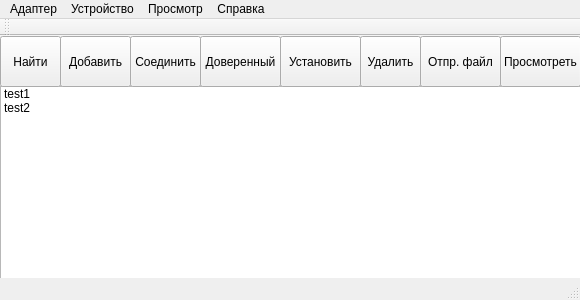
Old version of the form BlueMoon/mainwindow.ui in the repository sklins/BlueMoon.
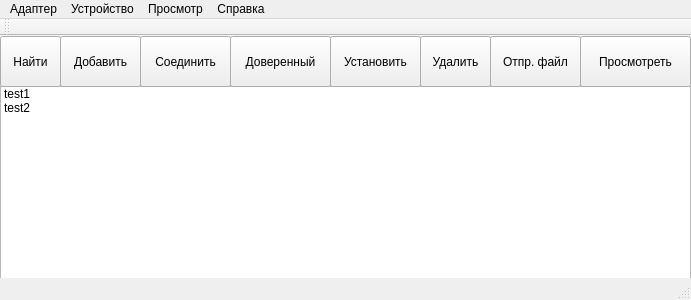
New version of the form.

Commit message: status line bug fixed

```diff
--- a/BlueMoon/mainwindow.ui
+++ b/BlueMoon/mainwindow.ui
@@ -6,7 +6,7 @@
    <rect>
     <x>0</x>
     <y>0</y>
-    <width>580</width>
+    <width>691</width>
     <height>300</height>
    </rect>
   </property>
@@ -19,7 +19,7 @@
      <rect>
       <x>0</x>
       <y>50</y>
-      <width>581</width>
+      <width>691</width>
       <height>201</height>
      </rect>
     </property>
@@ -61,7 +61,7 @@
       <rect>
        <x>60</x>
        <y>0</y>
-       <width>71</width>
+       <width>81</width>
        <height>51</height>
       </rect>
      </property>
@@ -72,9 +72,9 @@
     <widget class="QToolButton" name="toolButton_4">
      <property name="geometry">
       <rect>
-       <x>130</x>
+       <x>140</x>
        <y>0</y>
-       <width>71</width>
+       <width>91</width>
        <height>51</height>
       </rect>
      </property>
@@ -85,9 +85,9 @@
     <widget class="QToolButton" name="toolButton_5">
      <property name="geometry">
       <rect>
-       <x>200</x>
+       <x>230</x>
        <y>0</y>
-       <width>81</width>
+       <width>101</width>
        <height>51</height>
       </rect>
      </property>
@@ -98,9 +98,9 @@
     <widget class="QToolButton" name="toolButton_6">
      <property name="geometry">
       <rect>
-       <x>280</x>
+       <x>330</x>
        <y>0</y>
-       <width>81</width>
+       <width>91</width>
        <height>51</height>
       </rect>
      </property>
@@ -111,9 +111,9 @@
     <widget class="QToolButton" name="toolButton_7">
      <property name="geometry">
       <rect>
-       <x>360</x>
+       <x>420</x>
        <y>0</y>
-       <width>61</width>
+       <width>71</width>
        <height>51</height>
       </rect>
      </property>
@@ -124,9 +124,9 @@
     <widget class="QToolButton" name="toolButton_8">
      <property name="geometry">
       <rect>
-       <x>420</x>
+       <x>490</x>
        <y>0</y>
-       <width>81</width>
+       <width>91</width>
        <height>51</height>
       </rect>
      </property>
@@ -134,12 +134,13 @@
       <string>Отпр. файл</string>
      </property>
     </widget>
+   </widget>
     <widget class="QToolButton" name="toolButton_9">
      <property name="geometry">
       <rect>
-       <x>500</x>
+      <x>580</x>
        <y>0</y>
-       <width>81</width>
+      <width>111</width>
        <height>51</height>
       </rect>
      </property>
@@ -148,14 +149,13 @@
      </property>
     </widget>
    </widget>
-  </widget>
   <widget class="QMenuBar" name="menuBar">
    <property name="geometry">
     <rect>
      <x>0</x>
      <y>0</y>
-     <width>580</width>
-     <height>22</height>
+     <width>691</width>
+     <height>25</height>
     </rect>
    </property>
    <widget class="QMenu" name="menuBlueMoon">
```
Lines whose indentation alone changed are shown as unchanged. The commit also changes 2 other files.
